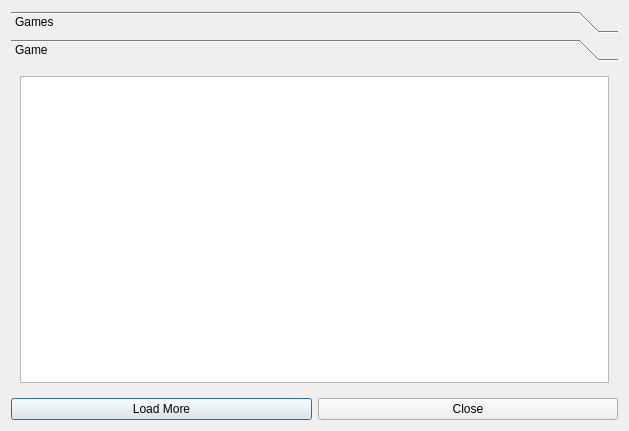
Above: dialoggamebrowser.ui from scuq/agtv before the change. Below: the same form after it.
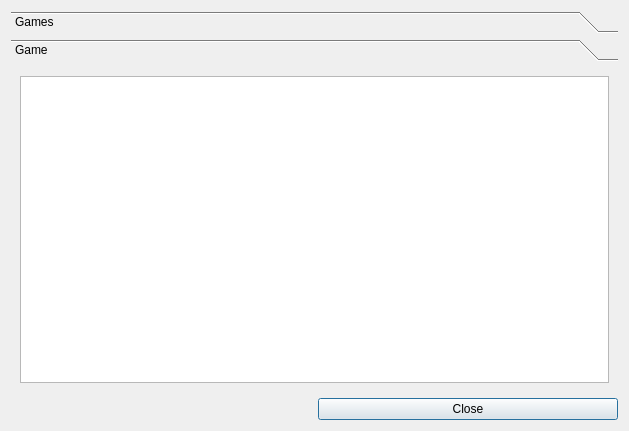
That is the form after the change.

Commit message: Small UI changes on experimental Game Browser

```diff
--- a/dialoggamebrowser.ui
+++ b/dialoggamebrowser.ui
@@ -14,13 +14,6 @@
    <string>Dialog</string>
   </property>
   <layout class="QGridLayout" name="gridLayout">
-   <item row="2" column="0">
-    <widget class="QPushButton" name="pushButtonLoadMore">
-     <property name="text">
-      <string>Load More</string>
-     </property>
-    </widget>
-   </item>
    <item row="2" column="1">
     <widget class="QPushButton" name="pushButtonClose">
      <property name="text">
```
Left out of the diff: 8 changed lines with no effect on the pictures. The commit also changes 2 other files.
